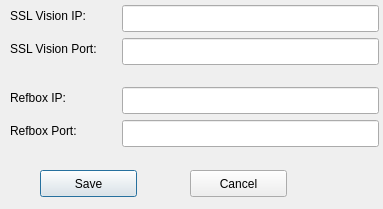
g3force/ssl-autonomous-refbox, file ssl-refbox/GuiPropertiesDlg.ui: the form before one commit.
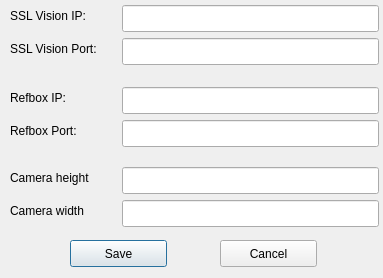
The form after the commit.

Commit message: cam height and width added to config dlg

Patch:
```diff
--- a/ssl-refbox/GuiPropertiesDlg.ui
+++ b/ssl-refbox/GuiPropertiesDlg.ui
@@ -7,7 +7,7 @@
     <x>0</x>
     <y>0</y>
     <width>383</width>
-    <height>209</height>
+    <height>278</height>
    </rect>
   </property>
   <property name="windowTitle">
@@ -16,8 +16,8 @@
   <widget class="QPushButton" name="saveBtn">
    <property name="geometry">
     <rect>
-     <x>40</x>
-     <y>170</y>
+     <x>70</x>
+     <y>240</y>
      <width>97</width>
      <height>27</height>
     </rect>
@@ -29,8 +29,8 @@
   <widget class="QPushButton" name="cancelBtn">
    <property name="geometry">
     <rect>
-     <x>190</x>
-     <y>170</y>
+     <x>220</x>
+     <y>240</y>
      <width>97</width>
      <height>27</height>
     </rect>
@@ -131,6 +131,52 @@
     <string>Refbox Port:</string>
    </property>
   </widget>
+  <widget class="QLineEdit" name="cam_width_Edit">
+   <property name="geometry">
+    <rect>
+     <x>122</x>
+     <y>200</y>
+     <width>257</width>
+     <height>27</height>
+    </rect>
+   </property>
+  </widget>
+  <widget class="QLabel" name="label_5">
+   <property name="geometry">
+    <rect>
+     <x>10</x>
+     <y>167</y>
+     <width>101</width>
+     <height>21</height>
+    </rect>
+   </property>
+   <property name="text">
+    <string>Camera height</string>
+   </property>
+  </widget>
+  <widget class="QLineEdit" name="cam_height_Edit">
+   <property name="geometry">
+    <rect>
+     <x>122</x>
+     <y>167</y>
+     <width>257</width>
+     <height>27</height>
+    </rect>
+   </property>
+  </widget>
+  <widget class="QLabel" name="label_6">
+   <property name="geometry">
+    <rect>
+     <x>10</x>
+     <y>200</y>
+     <width>101</width>
+     <height>21</height>
+    </rect>
+   </property>
+   <property name="text">
+    <string>Camera width</string>
+   </property>
+  </widget>
  </widget>
  <layoutdefault spacing="6" margin="11"/>
  <resources/>
```
The commit also changes 5 other files.
